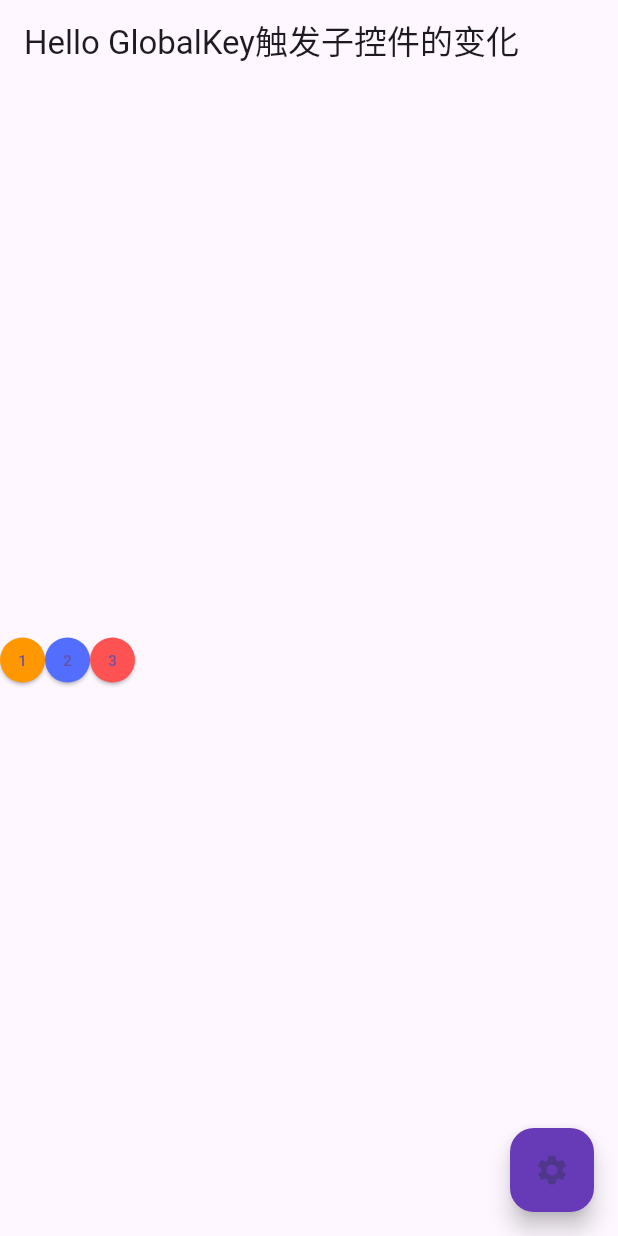
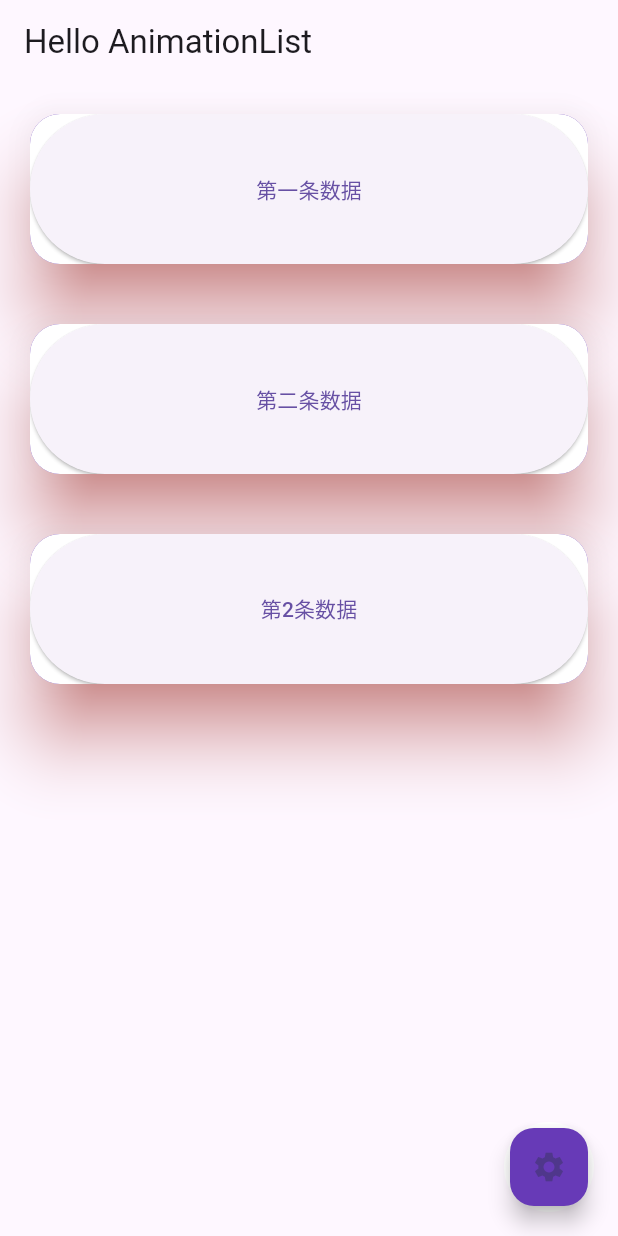
Before and after one commit to baishengye/FlutterLearning, a Flutter app: the screen it shows after launch, after a tap on the "settings" icon, on a phone screen of 412 x 824 dp. Run offline on Flutter 3.47's test engine with Material 3 defaults, Android fonts, the phone set to English and light mode, and no system bars; our stand-ins replace fluttertoast; missing offline and left inert: ftoast; network calls fail.

Commit message:
feat: animationList使用

```diff
--- /dev/null
+++ b/FlutterLearning/FlutterLearning/flutterlearning/lib/animationList.dart
@@ -0,0 +1,106 @@
+
+import 'dart:async';
+
+import 'package:flutter/cupertino.dart';
+import 'package:flutter/material.dart';
+
+class AnimationListApp extends StatelessWidget {
+  const AnimationListApp({super.key});
+
+  @override
+  Widget build(BuildContext context) {
+    return const MaterialApp(
+      home: AnimationListPage(),
+    );
+  }
+}
+
+
+class AnimationListPage extends StatefulWidget {
+  const AnimationListPage({super.key});
+
+  @override
+  State<AnimationListPage> createState() => _AnimationListPageState();
+}
+
+class _AnimationListPageState extends State<AnimationListPage> {
+  final globalKey = GlobalKey<AnimatedListState>();
+  List<String> list = ["第一条数据","第二条数据"];
+  var removing = false;
+  @override
+  Widget build(BuildContext context) {
+    return Scaffold(
+      appBar: AppBar(
+        title: const Text("Hello AnimationList"),
+      ),
+      floatingActionButton: Container(
+        height: 60,
+        width: 60,
+        padding: const EdgeInsets.all(4),
+        margin: const EdgeInsets.only(top: 4),
+        decoration: BoxDecoration(color: Colors.white, borderRadius: BorderRadius.circular(50)),
+        child: FloatingActionButton(
+          backgroundColor: Colors.deepPurple,
+          onPressed: () {
+            setState(() {
+              list.add("第${list.length}条数据");
+              globalKey.currentState?.insertItem(list.length-1,duration: const Duration(seconds: 1));
+            });
+          },
+          child: const Icon(Icons.settings),
+        ),
+      ),
+      body: AnimatedList(
+        key: globalKey,
+        initialItemCount: list.length,
+        itemBuilder: (context,index,animation){
+        return ScaleTransition(
+          scale: animation,
+          child: _buildItem(context,index),
+        );
+      }),
+    );
+  }
+
+  Widget _buildItem(context, index) {
+    return Card(
+      margin: const EdgeInsets.all(20),
+      elevation: 20,
+      color: Colors.deepPurple,
+      shadowColor: Colors.red,
+      clipBehavior: Clip.antiAlias,
+      shape: const RoundedRectangleBorder(
+          borderRadius: BorderRadius.all(Radius.circular(20))
+      ),
+      child: Container(
+        color: Colors.white,
+        height: 100,
+        child: ElevatedButton(
+          key: ValueKey(index),
+          onPressed: ()=>_deleteItem(context, index),
+          child: Text(list[index]),
+        ),
+      ),
+    );
+  }
+
+  _deleteItem(context, index) {
+    if(removing == true) return;
+    removing = true;
+    setState(() {
+      //  删除过程执行的是反向动画，animation.value 会从1变为0
+      globalKey.currentState!.removeItem(index, (context, animation) {
+        //注意先build然后再去删除
+        var item = _buildItem(context, index);
+        list.removeAt(index);
+        return FadeTransition(
+          opacity: animation,
+          child: item,
+        );
+      },duration: const Duration(seconds: 1));
+      Timer(const Duration(seconds: 1), () {
+        removing = false;
+      });
+    });
+  }
+}
--- a/FlutterLearning/FlutterLearning/flutterlearning/lib/main.dart
+++ b/FlutterLearning/FlutterLearning/flutterlearning/lib/main.dart
@@ -2,6 +2,7 @@ import 'package:flutter/material.dart';
 import 'package:flutterlearning/Image.dart';
 import 'package:flutterlearning/Key.dart';
 import 'package:flutterlearning/RowAndColumn.dart';
+import 'package:flutterlearning/animationList.dart';
 import 'package:flutterlearning/button.dart';
 import 'package:flutterlearning/card.dart';
 import 'package:flutterlearning/containerAndText.dart';
@@ -35,5 +36,6 @@ void main() {
   // runApp(const DialogApp());
   // runApp(const PageViewApp());
   // runApp(const KeyApp());
-  runApp(const GlobalKeyApp());
+  // runApp(const GlobalKeyApp());
+  runApp(const AnimationListApp());
 }
```
